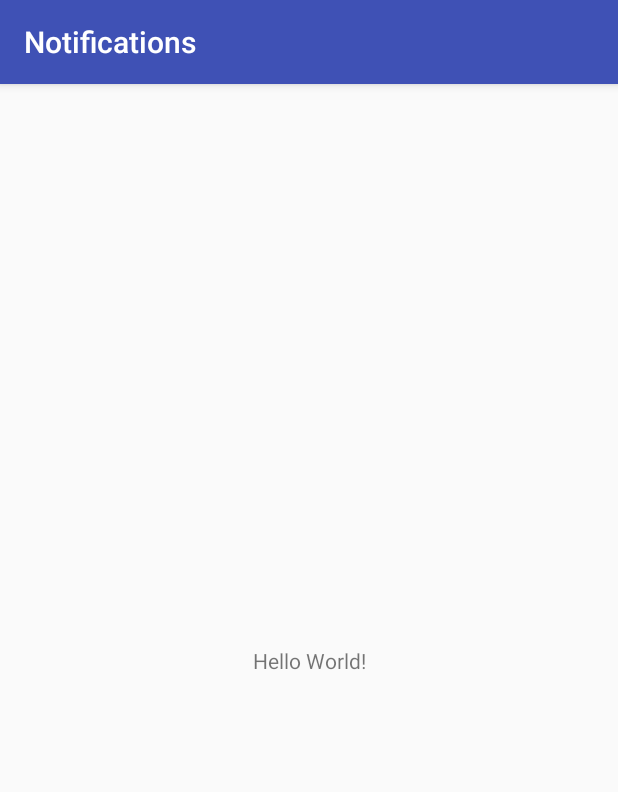
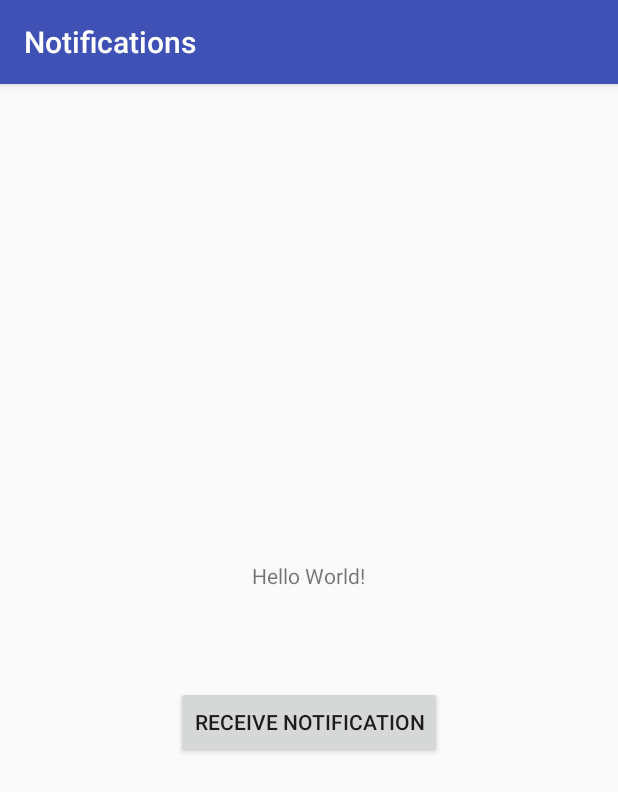
Before and after one commit to brittvarnom/Component_Practise, an Android app: the screen it shows after launch (MainActivity), on a phone screen of 412 x 824 dp. Shown: the top 792 px of the screen. Run offline under Robolectric (Android 15) with nearby library versions, the phone set to English and light mode, and no system bars.

Commit message:
Created layout with button and snackbar

```diff
--- a/NotificationPractise/app/build.gradle
+++ b/NotificationPractise/app/build.gradle
@@ -31,4 +31,5 @@ dependencies {
     testImplementation 'junit:junit:4.12'
     androidTestImplementation 'com.android.support.test:runner:1.0.0'
     androidTestImplementation 'com.android.support.test.espresso:espresso-core:3.0.0'
+    compile 'com.android.support:design:26.0.0'
 }
--- a/NotificationPractise/app/src/main/java/britt/com/notifications/MainActivity.kt
+++ b/NotificationPractise/app/src/main/java/britt/com/notifications/MainActivity.kt
@@ -2,11 +2,22 @@ package britt.com.notifications
 
 import android.support.v7.app.AppCompatActivity
 import android.os.Bundle
+import android.support.design.widget.Snackbar
+import kotlinx.android.synthetic.main.activity_main.*
 
 class MainActivity : AppCompatActivity() {
 
     override fun onCreate(savedInstanceState: Bundle?) {
         super.onCreate(savedInstanceState)
         setContentView(R.layout.activity_main)
+        sendNotificationOnButtonClick()
+    }
+
+    fun sendNotificationOnButtonClick() {
+        button_receive_notifications.setOnClickListener {
+            Snackbar.make(it,
+                "Notifications not set up yet. This message will be displayed insstead.",
+                Snackbar.LENGTH_LONG).show()
+        }
     }
 }
--- a/NotificationPractise/app/src/main/res/layout/activity_main.xml
+++ b/NotificationPractise/app/src/main/res/layout/activity_main.xml
@@ -1,9 +1,11 @@
 <?xml version="1.0" encoding="utf-8"?>
-<android.support.constraint.ConstraintLayout
+<LinearLayout
     xmlns:android="http://schemas.android.com/apk/res/android"
     xmlns:app="http://schemas.android.com/apk/res-auto"
     xmlns:tools="http://schemas.android.com/tools"
     android:layout_width="match_parent"
+    android:orientation="vertical"
+    android:gravity="center"
     android:layout_height="match_parent"
     tools:context="britt.com.notifications.MainActivity">
 
@@ -16,4 +18,11 @@
         app:layout_constraintRight_toRightOf="parent"
         app:layout_constraintTop_toTopOf="parent"/>
 
-</android.support.constraint.ConstraintLayout>
+    <Button
+        android:id="@+id/button_receive_notifications"
+        android:layout_width="wrap_content"
+        android:layout_marginTop="64dp"
+        android:layout_height="wrap_content"
+        android:text="@string/receive_notification"/>
+
+</LinearLayout>
--- a/NotificationPractise/app/src/main/res/values/strings.xml
+++ b/NotificationPractise/app/src/main/res/values/strings.xml
@@ -1,3 +1,4 @@
 <resources>
     <string name="app_name">Notifications</string>
+    <string name="receive_notification">Receive Notification</string>
 </resources>
```
